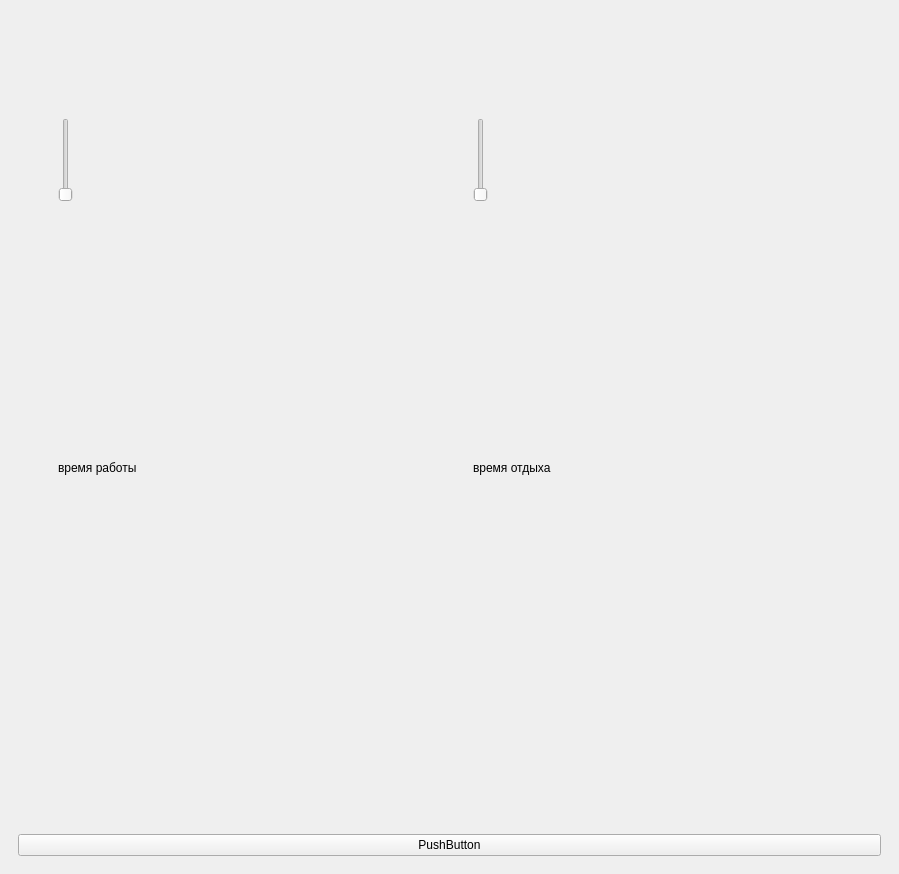
Staig69/ADHD, file focus.ui: the form before one commit.
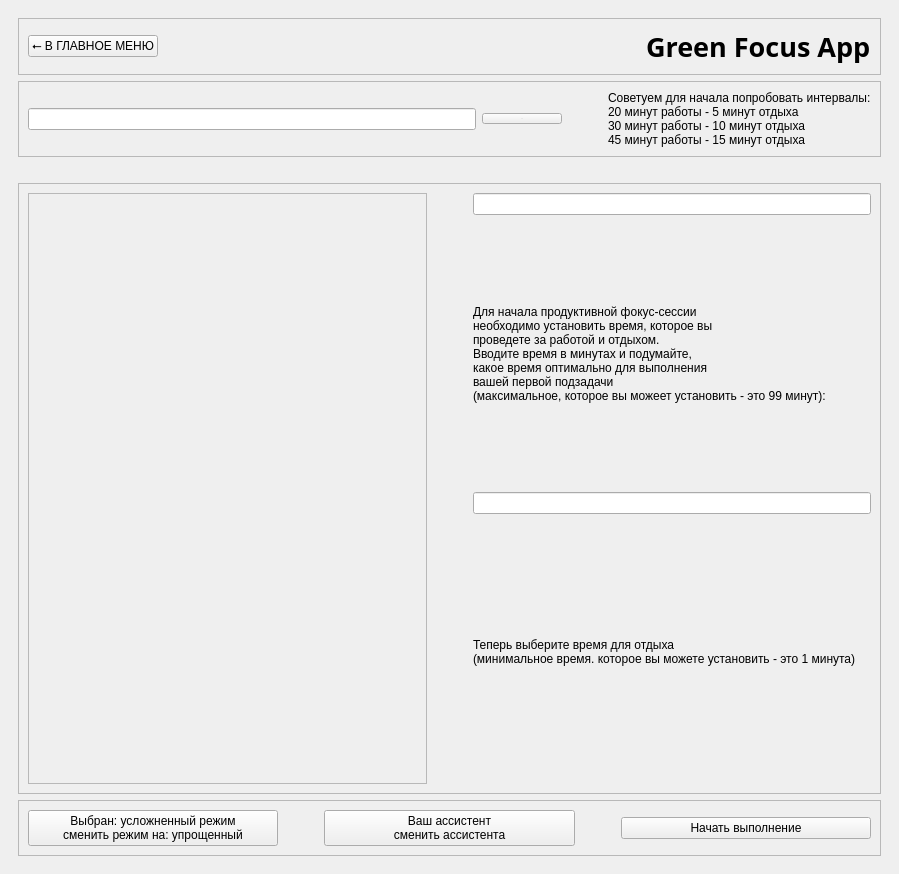
The form after the commit.

Diff of the .ui file:
```diff
--- a/focus.ui
+++ b/focus.ui
@@ -150,7 +150,7 @@
     <item>
      <widget class="QStackedWidget" name="screen_manager">
       <property name="currentIndex">
-       <number>2</number>
+       <number>1</number>
       </property>
       <widget class="QWidget" name="title_page">
        <layout class="QVBoxLayout" name="verticalLayout_6">
@@ -333,6 +333,48 @@
              </property>
             </widget>
            </item>
+           <item>
+            <spacer name="horizontalSpacer_17">
+             <property name="orientation">
+              <enum>Qt::Orientation::Horizontal</enum>
+             </property>
+             <property name="sizeType">
+              <enum>QSizePolicy::Policy::Fixed</enum>
+             </property>
+             <property name="sizeHint" stdset="0">
+              <size>
+               <width>40</width>
+               <height>20</height>
+              </size>
+             </property>
+            </spacer>
+           </item>
+           <item>
+            <spacer name="horizontalSpacer_16">
+             <property name="orientation">
+              <enum>Qt::Orientation::Horizontal</enum>
+             </property>
+             <property name="sizeType">
+              <enum>QSizePolicy::Policy::Fixed</enum>
+             </property>
+             <property name="sizeHint" stdset="0">
+              <size>
+               <width>0</width>
+               <height>18</height>
+              </size>
+             </property>
+            </spacer>
+           </item>
+           <item>
+            <widget class="QLabel" name="label_7">
+             <property name="text">
+              <string>Советуем для начала попробовать интервалы:
+20 минут работы - 5 минут отдыха
+30 минут работы - 10 минут отдыха
+45 минут работы - 15 минут отдыха</string>
+             </property>
+            </widget>
+           </item>
           </layout>
          </widget>
         </item>
@@ -360,7 +402,7 @@
           <property name="frameShadow">
            <enum>QFrame::Shadow::Raised</enum>
           </property>
-          <layout class="QVBoxLayout" name="verticalLayout_2">
+          <layout class="QHBoxLayout" name="horizontalLayout_15">
            <item>
             <widget class="QScrollArea" name="task_scroll_area">
              <property name="sizePolicy">
@@ -383,7 +425,7 @@
                <rect>
                 <x>0</x>
                 <y>0</y>
-                <width>843</width>
+                <width>347</width>
                 <height>500</height>
                </rect>
               </property>
@@ -391,6 +433,53 @@
              </widget>
             </widget>
            </item>
+           <item>
+            <spacer name="horizontalSpacer_15">
+             <property name="orientation">
+              <enum>Qt::Orientation::Horizontal</enum>
+             </property>
+             <property name="sizeType">
+              <enum>QSizePolicy::Policy::Fixed</enum>
+             </property>
+             <property name="sizeHint" stdset="0">
+              <size>
+               <width>40</width>
+               <height>20</height>
+              </size>
+             </property>
+            </spacer>
+           </item>
+           <item>
+            <layout class="QVBoxLayout" name="verticalLayout_2">
+             <item>
+              <widget class="QLineEdit" name="input_work"/>
+             </item>
+             <item>
+              <widget class="QLabel" name="label_9">
+               <property name="text">
+                <string>Для начала продуктивной фокус-сессии
+необходимо установить время, которое вы
+проведете за работой и отдыхом.
+Вводите время в минутах и подумайте,
+какое время оптимально для выполнения
+вашей первой подзадачи
+(максимальное, которое вы можеет установить - это 99 минут):</string>
+               </property>
+              </widget>
+             </item>
+             <item>
+              <widget class="QLineEdit" name="input_break"/>
+             </item>
+             <item>
+              <widget class="QLabel" name="label_8">
+               <property name="text">
+                <string>Теперь выберите время для отдыха
+(минимальное время. которое вы можете установить - это 1 минута)</string>
+               </property>
+              </widget>
+             </item>
+            </layout>
+           </item>
           </layout>
          </widget>
         </item>
@@ -475,162 +564,6 @@
         </item>
        </layout>
       </widget>
-      <widget class="QWidget" name="page">
-       <layout class="QVBoxLayout" name="verticalLayout_15">
-        <item>
-         <layout class="QVBoxLayout" name="verticalLayout_13"/>
-        </item>
-        <item>
-         <spacer name="verticalSpacer_6">
-          <property name="orientation">
-           <enum>Qt::Orientation::Vertical</enum>
-          </property>
-          <property name="sizeType">
-           <enum>QSizePolicy::Policy::Fixed</enum>
-          </property>
-          <property name="sizeHint" stdset="0">
-           <size>
-            <width>20</width>
-            <height>100</height>
-           </size>
-          </property>
-         </spacer>
-        </item>
-        <item>
-         <layout class="QHBoxLayout" name="horizontalLayout_4">
-          <item>
-           <layout class="QHBoxLayout" name="horizontalLayout_8"/>
-          </item>
-          <item>
-           <spacer name="horizontalSpacer_8">
-            <property name="orientation">
-             <enum>Qt::Orientation::Horizontal</enum>
-            </property>
-            <property name="sizeType">
-             <enum>QSizePolicy::Policy::Minimum</enum>
-            </property>
-            <property name="sizeHint" stdset="0">
-             <size>
-              <width>40</width>
-              <height>20</height>
-             </size>
-            </property>
-           </spacer>
-          </item>
-          <item>
-           <layout class="QVBoxLayout" name="verticalLayout_16">
-            <item>
-             <widget class="QSlider" name="sld_work">
-              <property name="sizePolicy">
-               <sizepolicy hsizetype="Fixed" vsizetype="Fixed">
-                <horstretch>0</horstretch>
-                <verstretch>0</verstretch>
-               </sizepolicy>
-              </property>
-              <property name="orientation">
-               <enum>Qt::Orientation::Vertical</enum>
-              </property>
-             </widget>
-            </item>
-            <item>
-             <widget class="QLabel" name="lbl_work_val">
-              <property name="text">
-               <string>время работы</string>
-              </property>
-             </widget>
-            </item>
-           </layout>
-          </item>
-          <item>
-           <spacer name="horizontalSpacer_9">
-            <property name="orientation">
-             <enum>Qt::Orientation::Horizontal</enum>
-            </property>
-            <property name="sizeType">
-             <enum>QSizePolicy::Policy::Minimum</enum>
-            </property>
-            <property name="sizeHint" stdset="0">
-             <size>
-              <width>40</width>
-              <height>20</height>
-             </size>
-            </property>
-           </spacer>
-          </item>
-          <item>
-           <layout class="QVBoxLayout" name="verticalLayout_10">
-            <item>
-             <widget class="QSlider" name="sld_break">
-              <property name="sizePolicy">
-               <sizepolicy hsizetype="Fixed" vsizetype="Fixed">
-                <horstretch>0</horstretch>
-                <verstretch>0</verstretch>
-               </sizepolicy>
-              </property>
-              <property name="orientation">
-               <enum>Qt::Orientation::Vertical</enum>
-              </property>
-             </widget>
-            </item>
-            <item>
-             <widget class="QLabel" name="lbl_break_val">
-              <property name="text">
-               <string>время отдыха</string>
-              </property>
-             </widget>
-            </item>
-           </layout>
-          </item>
-          <item>
-           <spacer name="horizontalSpacer_10">
-            <property name="orientation">
-             <enum>Qt::Orientation::Horizontal</enum>
-            </property>
-            <property name="sizeType">
-             <enum>QSizePolicy::Policy::Minimum</enum>
-            </property>
-            <property name="sizeHint" stdset="0">
-             <size>
-              <width>40</width>
-              <height>20</height>
-             </size>
-            </property>
-           </spacer>
-          </item>
-          <item>
-           <layout class="QHBoxLayout" name="horizontalLayout_12"/>
-          </item>
-         </layout>
-        </item>
-        <item>
-         <spacer name="verticalSpacer_5">
-          <property name="orientation">
-           <enum>Qt::Orientation::Vertical</enum>
-          </property>
-          <property name="sizeType">
-           <enum>QSizePolicy::Policy::Fixed</enum>
-          </property>
-          <property name="sizeHint" stdset="0">
-           <size>
-            <width>20</width>
-            <height>100</height>
-           </size>
-          </property>
-         </spacer>
-        </item>
-        <item>
-         <layout class="QVBoxLayout" name="verticalLayout_12">
-          <item>
-           <widget class="QPushButton" name="btn_start_focus_session">
-            <property name="text">
-             <string>PushButton</string>
-            </property>
-           </widget>
-          </item>
-         </layout>
-        </item>
-       </layout>
-      </widget>
       <widget class="QWidget" name="focus_page">
        <layout class="QVBoxLayout" name="verticalLayout">
         <item>
```
Left out of the diff: 14 changed lines with no effect on the pictures.
